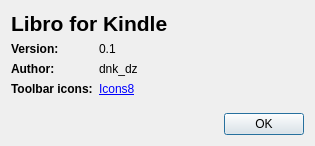
Old version of the form src/main/designer/aboutdialog.ui in the repository dnkorpushov/libro.
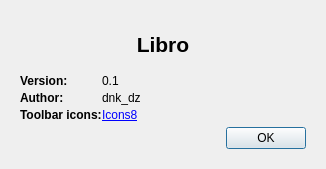
New version of the form.

What changed in the file:
```diff
--- a/src/main/designer/aboutdialog.ui
+++ b/src/main/designer/aboutdialog.ui
@@ -6,16 +6,34 @@
    <rect>
     <x>0</x>
     <y>0</y>
-    <width>315</width>
-    <height>146</height>
+    <width>326</width>
+    <height>169</height>
    </rect>
   </property>
   <property name="windowTitle">
    <string>About</string>
   </property>
   <layout class="QGridLayout" name="gridLayout">
+   <property name="leftMargin">
+    <number>20</number>
+   </property>
+   <property name="topMargin">
+    <number>20</number>
+   </property>
+   <property name="rightMargin">
+    <number>20</number>
+   </property>
+   <property name="bottomMargin">
+    <number>20</number>
+   </property>
+   <property name="spacing">
+    <number>0</number>
+   </property>
    <item row="0" column="0">
     <layout class="QVBoxLayout" name="verticalLayout">
+     <property name="spacing">
+      <number>5</number>
+     </property>
      <item>
       <widget class="QLabel" name="label_4">
        <property name="font">
@@ -26,12 +44,24 @@
         </font>
        </property>
        <property name="text">
-        <string>Libro for Kindle</string>
+        <string>Libro</string>
+       </property>
+       <property name="alignment">
+        <set>Qt::AlignCenter</set>
        </property>
       </widget>
      </item>
      <item>
       <layout class="QFormLayout" name="formLayout">
+       <property name="formAlignment">
+        <set>Qt::AlignLeading|Qt::AlignLeft|Qt::AlignTop</set>
+       </property>
+       <property name="horizontalSpacing">
+        <number>0</number>
+       </property>
+       <property name="verticalSpacing">
+        <number>3</number>
+       </property>
        <item row="0" column="0">
         <widget class="QLabel" name="label_3">
          <property name="font">
@@ -106,19 +136,6 @@
        </item>
       </layout>
      </item>
-     <item>
-      <spacer name="verticalSpacer">
-       <property name="orientation">
-        <enum>Qt::Vertical</enum>
-       </property>
-       <property name="sizeHint" stdset="0">
-        <size>
-         <width>20</width>
-         <height>40</height>
-        </size>
-       </property>
-      </spacer>
-     </item>
      <item>
       <widget class="QDialogButtonBox" name="buttonBox">
        <property name="orientation">
```
